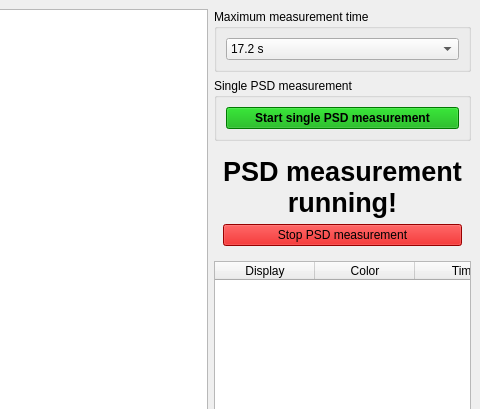
The window that linien/gui/ui/psd_window.ui (linien-org/linien) describes before a commit, drawn with Qt 5; both pictures show x 720 to 1200 and y 0 to 409 of the 1200 by 1000 pixel window.
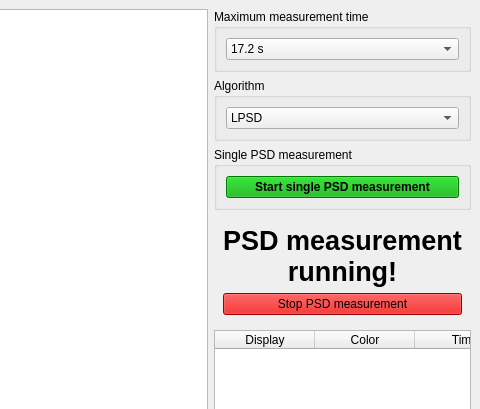
The same window after the commit. Custom widgets are drawn as their Qt base class.

Commit message: expose choice of LPSD / scipy in GUI #205

```diff
--- a/linien/gui/ui/psd_window.ui
+++ b/linien/gui/ui/psd_window.ui
@@ -160,6 +160,29 @@
         </layout>
        </widget>
       </item>
+      <item>
+       <widget class="QGroupBox" name="groupBox_2">
+        <property name="title">
+         <string>Algorithm</string>
+        </property>
+        <layout class="QVBoxLayout" name="verticalLayout_2">
+         <item>
+          <widget class="QComboBox" name="psd_algorithm">
+           <item>
+            <property name="text">
+             <string>LPSD</string>
+            </property>
+           </item>
+           <item>
+            <property name="text">
+             <string>Scipy (faster but prone to glitches)</string>
+            </property>
+           </item>
+          </widget>
+         </item>
+        </layout>
+       </widget>
+      </item>
       <item>
        <widget class="QGroupBox" name="container_psd_not_running">
         <property name="title">
```
The commit also changes 4 other files.
